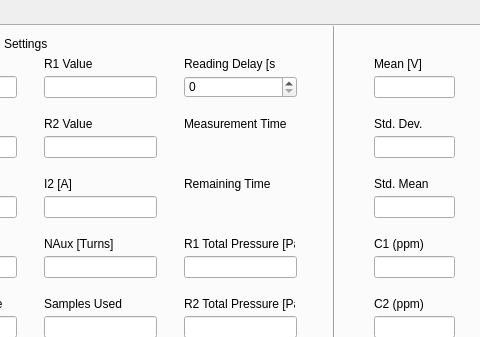
Qt form Magnicon Offline Analyzer GUI.ui (usnistgov/Magnicon-Offline-Analyzer) before a commit; both pictures show x 258 to 738 and y 0 to 337 of the 989 by 833 pixel window.
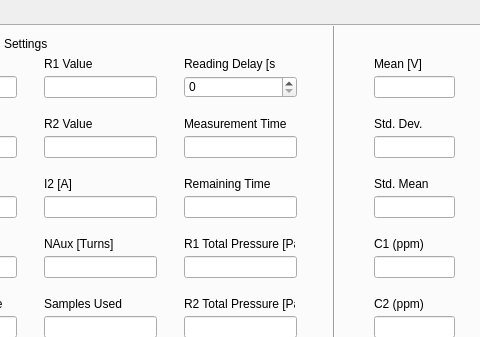
The same form after that commit.

Commit message: Added measurement time and remaining time

Patch:
```diff
--- a/Magnicon Offline Analyzer GUI.ui
+++ b/Magnicon Offline Analyzer GUI.ui
@@ -1706,6 +1706,32 @@
        <string>I1</string>
       </property>
      </widget>
+     <widget class="QLineEdit" name="MeasTimeLineEdit">
+      <property name="geometry">
+       <rect>
+        <x>440</x>
+        <y>110</y>
+        <width>113</width>
+        <height>22</height>
+       </rect>
+      </property>
+      <property name="readOnly">
+       <bool>true</bool>
+      </property>
+     </widget>
+     <widget class="QLineEdit" name="RemTimeLineEdit">
+      <property name="geometry">
+       <rect>
+        <x>440</x>
+        <y>170</y>
+        <width>113</width>
+        <height>22</height>
+       </rect>
+      </property>
+      <property name="readOnly">
+       <bool>true</bool>
+      </property>
+     </widget>
     </widget>
     <widget class="QWidget" name="BVDTab">
      <attribute name="title">
```
The commit also changes 5 other files.
